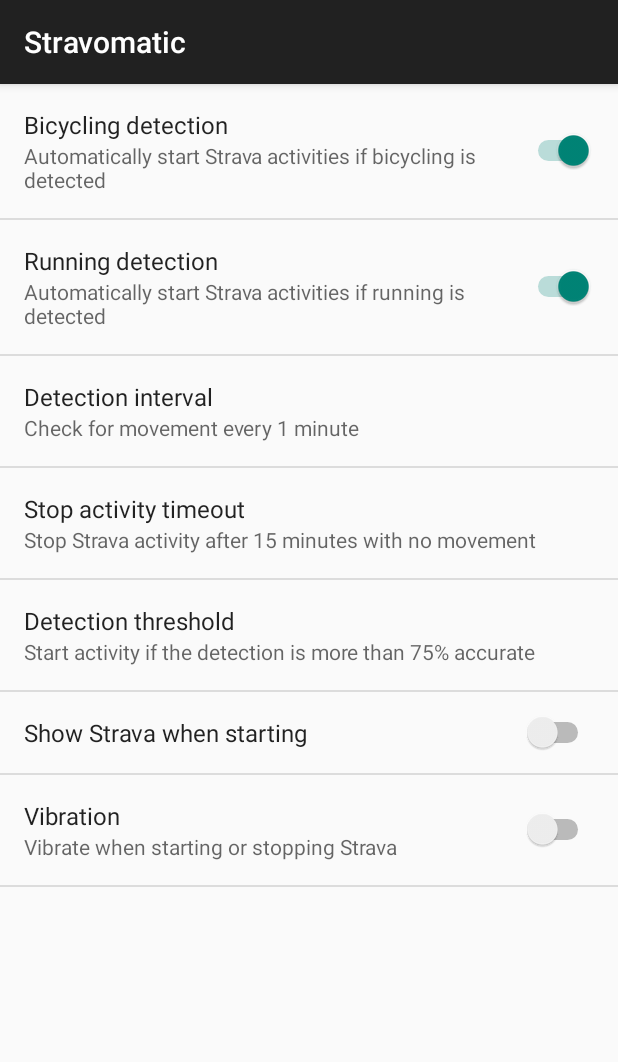
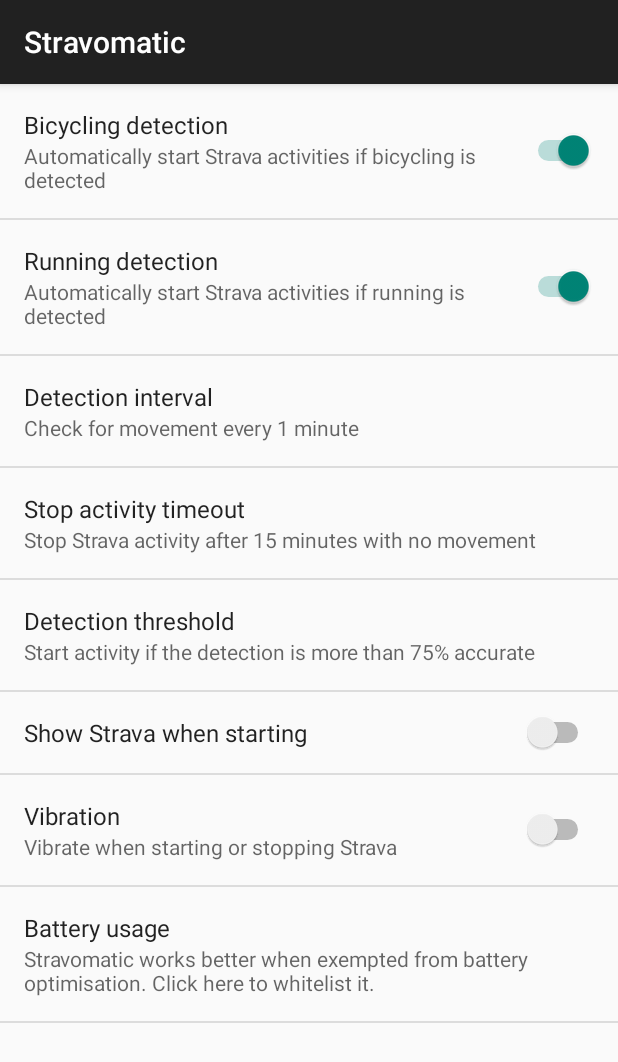
Before and after one commit to colinleroy/stravomatic, an Android app: the screen it shows after launch (MainActivity), on a phone screen of 412 x 824 dp. Shown: the top 1062 px of the screen. Run offline under Robolectric (Android 15) with nearby library versions, the phone set to English and light mode, and no system bars.

Commit message:
Add optimisation exemption button

```diff
--- a/app/src/main/java/net/colino/stravaautostartstop/MainActivity.java
+++ b/app/src/main/java/net/colino/stravaautostartstop/MainActivity.java
@@ -8,8 +8,11 @@ import android.content.Intent;
 import android.content.SharedPreferences;
 import android.os.Build;
 import android.os.Bundle;
+import android.os.PowerManager;
+import android.preference.Preference;
 import android.preference.PreferenceActivity;
 import android.preference.PreferenceManager;
+import android.provider.Settings;
 import android.support.v4.app.NotificationCompat;
 import android.support.v7.app.ActionBar;
 import android.preference.PreferenceFragment;
@@ -36,7 +39,7 @@ public class MainActivity extends PreferenceActivity  {
     {
         SharedPreferences.OnSharedPreferenceChangeListener listener;
 
-        private void addPreferencesListener(){
+        private void addPreferencesListener() {
             SharedPreferences prefs = PreferenceManager.getDefaultSharedPreferences(this.getActivity().getApplicationContext());
             listener = new SharedPreferences.OnSharedPreferenceChangeListener() {
 
@@ -53,6 +56,23 @@ public class MainActivity extends PreferenceActivity  {
             };
             LogUtils.i(LOG_TAG, "register prefs change listener");
             prefs.registerOnSharedPreferenceChangeListener(listener);
+
+            Preference batteryWhitelistButton = findPreference("battery_whitelist_button");
+
+            PowerManager pm = (PowerManager) this.getActivity().getApplicationContext().getSystemService(Context.POWER_SERVICE);
+            if (!pm.isIgnoringBatteryOptimizations(this.getActivity().getApplicationContext().getPackageName())) {
+                batteryWhitelistButton.setOnPreferenceClickListener(new Preference.OnPreferenceClickListener() {
+                    @Override
+                    public boolean onPreferenceClick(Preference preference) {
+                        Intent whiteListIntent = new Intent();
+                        whiteListIntent.setAction(Settings.ACTION_IGNORE_BATTERY_OPTIMIZATION_SETTINGS);
+                        startActivity(whiteListIntent);
+                        return true;
+                    }
+                });
+            } else {
+                getPreferenceScreen().removePreference(batteryWhitelistButton);
+            }
         }
 
         @Override
@@ -149,7 +169,7 @@ public class MainActivity extends PreferenceActivity  {
             PendingIntent pendingIntent = PendingIntent.getService(context, 100, stopStravaIntent, PendingIntent.FLAG_CANCEL_CURRENT);
             action = new
                     NotificationCompat.Action(android.R.drawable.ic_menu_close_clear_cancel,
-                                context.getString(R.string.stop_strava_now), pendingIntent);
+                    context.getString(R.string.stop_strava_now), pendingIntent);
         }
 
         Notification n = buildNotification(context, text, bigText, action);
--- a/app/src/main/res/values/strings.xml
+++ b/app/src/main/res/values/strings.xml
@@ -12,6 +12,8 @@
     <string name="pref_summary_detection_threshold">Start activity if the detection is more than %s accurate</string>
     <string name="pref_title_vibrate">Vibration</string>
     <string name="pref_summary_vibrate">Vibrate when starting or stopping Strava</string>
+    <string name="pref_title_battery_whitelist">Battery usage</string>
+    <string name="pref_summary_battery_whitelist">Stravomatic works better when exempted from battery optimisation. Click here to whitelist it.</string>
     <string name="detection_started">Detection enabled</string>
     <string name="notification_details">(every %s, %s fiability)</string>
     <string name="strava_started_at">Strava started at %s</string>
--- a/app/src/main/res/xml/pref_general.xml
+++ b/app/src/main/res/xml/pref_general.xml
@@ -1,4 +1,5 @@
-<PreferenceScreen xmlns:android="http://schemas.android.com/apk/res/android">
+<PreferenceScreen xmlns:tools="http://schemas.android.com/tools"
+    xmlns:android="http://schemas.android.com/apk/res/android">
 
     <SwitchPreference
         android:defaultValue="true"
@@ -48,4 +49,8 @@
         android:key="switch_preference_1"
         android:summary="@string/pref_summary_vibrate"
         android:title="@string/pref_title_vibrate" />
+    <Preference
+        android:key="battery_whitelist_button"
+        android:summary="@string/pref_summary_battery_whitelist"
+        android:title="@string/pref_title_battery_whitelist" />
 </PreferenceScreen>
```
Also changed, not shown: app/build.gradle (+7 -7 lines), 3 other files.
